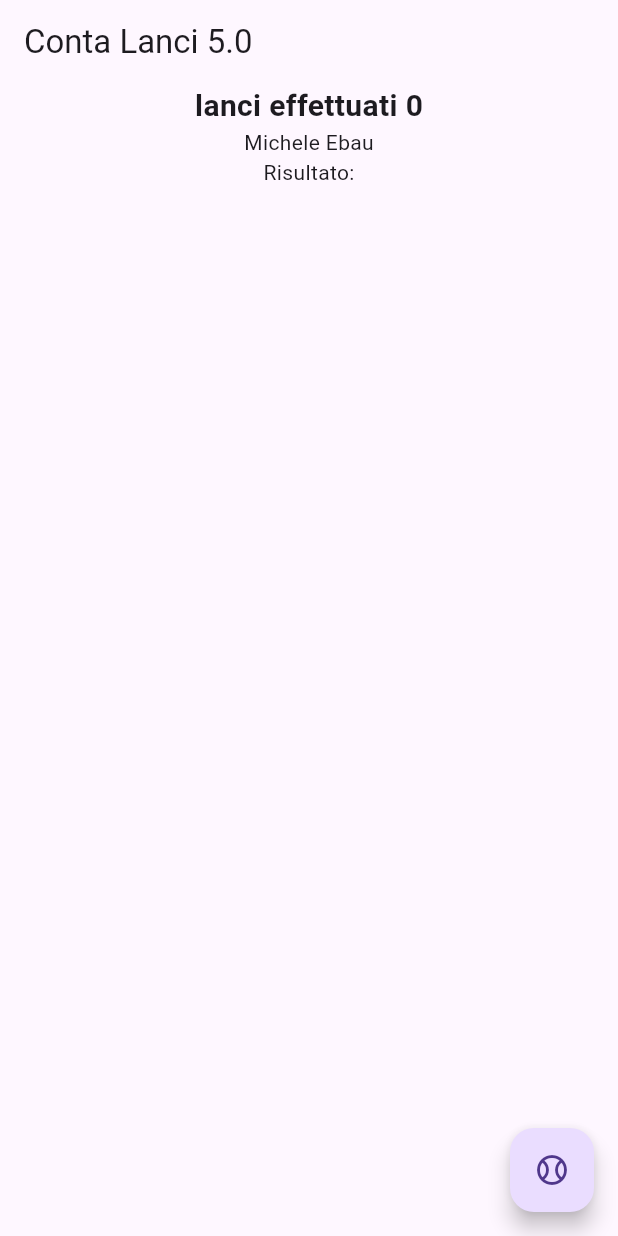
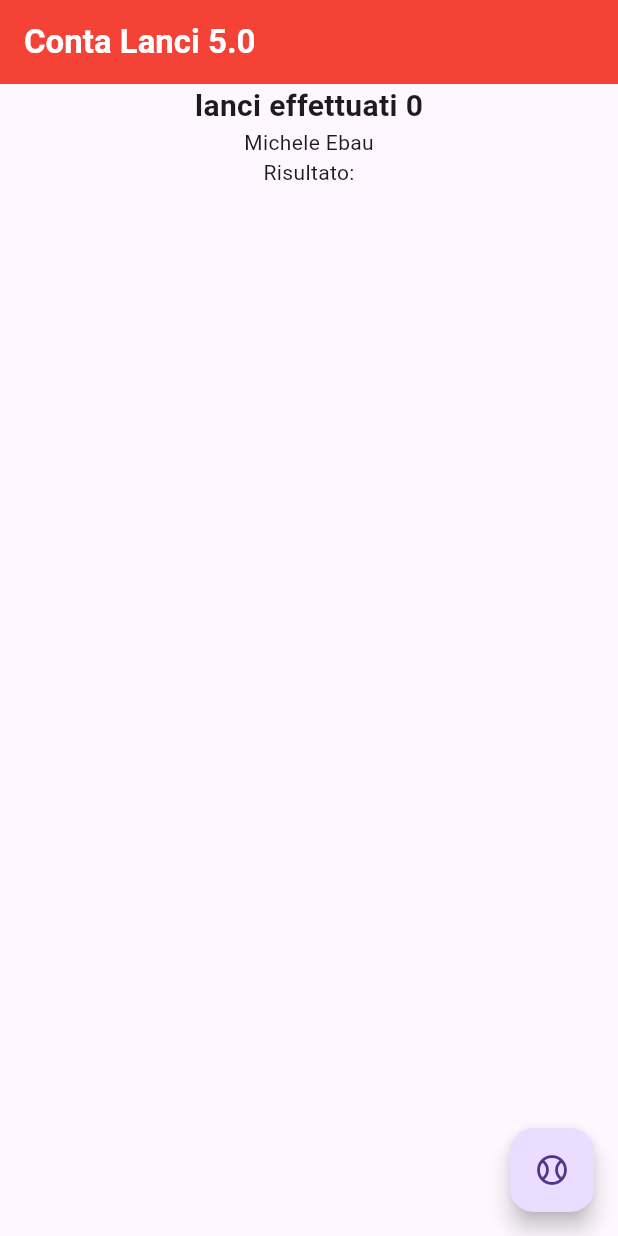
Before and after one commit to burillu/flutter-pitch-counter, a Flutter app: the screen it shows after launch, on a phone screen of 412 x 824 dp. Run offline on Flutter 3.47's test engine with Material 3 defaults, Android fonts, the phone set to English and light mode, and no system bars.

Commit message:
improve class files

```diff
--- /dev/null
+++ b/lib/app.dart
@@ -0,0 +1,10 @@
+import 'package:flutter/material.dart';
+import 'package:contatore/pages/home_page.dart';
+
+class App extends StatelessWidget {
+  @override
+  Widget build(BuildContext context) {
+    // TODO: implement build
+    return MaterialApp(home: HomePage());
+  }
+}
--- a/lib/main.dart
+++ b/lib/main.dart
@@ -1,14 +1,6 @@
 import 'package:flutter/material.dart';
-import 'package:contatore/home_page.dart';
+import 'package:contatore/app.dart';
 
 void main() {
   runApp(App());
 }
-
-class App extends StatelessWidget {
-  @override
-  Widget build(BuildContext context) {
-    // TODO: implement build
-    return MaterialApp(home: HomePage());
-  }
-}
--- a/lib/home_page.dart
+++ b/lib/pages/home_page.dart
@@ -23,7 +23,13 @@ class HomePageState extends State<HomePage> {
   Widget build(BuildContext context) {
     // TODO: implement build
     return Scaffold(
-      appBar: AppBar(title: Text('Conta Lanci 5.0')),
+      appBar: AppBar(
+        title: const Text(
+          'Conta Lanci 5.0',
+          style: TextStyle(fontWeight: FontWeight.bold, color: Colors.white),
+        ),
+        backgroundColor: Colors.red,
+      ),
       body: Center(
         child: Center(
           child: Column(children: [
```
